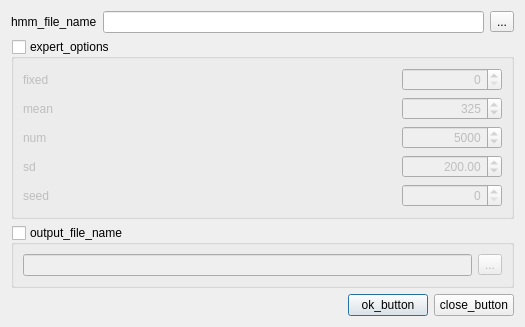
Old version of the form src/plugins_3rdparty/hmm2/src/u_calibrate/ui/HMMCalibrateDialog.ui in the repository dualword/ugene-qt4.
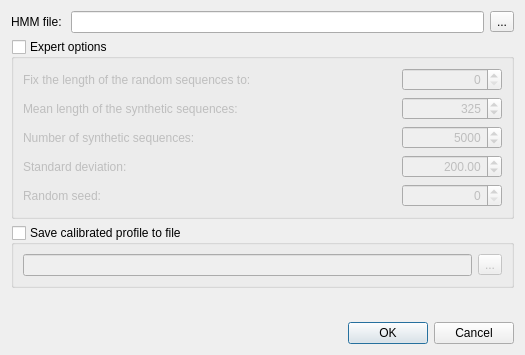
New version of the form.

What changed in the file:
```diff
--- a/src/plugins_3rdparty/hmm2/src/u_calibrate/ui/HMMCalibrateDialog.ui
+++ b/src/plugins_3rdparty/hmm2/src/u_calibrate/ui/HMMCalibrateDialog.ui
@@ -1,12 +1,12 @@
 <ui version="4.0" >
  <class>HMMCalibrateDialog</class>
- <widget class="QDialog" name="HMMCalibrateDialog" >
-  <property name="geometry" >
+ <widget class="QDialog" name="HMMCalibrateDialog">
+  <property name="geometry">
    <rect>
     <x>0</x>
     <y>0</y>
     <width>525</width>
-    <height>314</height>
+    <height>333</height>
    </rect>
   </property>
   <property name="windowTitle" >
@@ -16,9 +16,9 @@
    <item>
     <layout class="QHBoxLayout" name="horizontalLayout" >
      <item>
-      <widget class="QLabel" name="label" >
-       <property name="text" >
-        <string>hmm_file_name</string>
+      <widget class="QLabel" name="label">
+       <property name="text">
+        <string>HMM file: </string>
        </property>
       </widget>
      </item>
@@ -35,9 +35,9 @@
     </layout>
    </item>
    <item>
-    <widget class="QGroupBox" name="expertGroupBox" >
-     <property name="title" >
-      <string>expert_options</string>
+    <widget class="QGroupBox" name="expertGroupBox">
+     <property name="title">
+      <string>Expert options</string>
      </property>
      <property name="checkable" >
       <bool>true</bool>
@@ -51,14 +51,8 @@
         <property name="toolTip" >
          <string>fixed_tip</string>
         </property>
-        <property name="statusTip" >
-         <string>fixed_tip</string>
-        </property>
-        <property name="whatsThis" >
-         <string>fixed_tip</string>
-        </property>
-        <property name="text" >
-         <string>fixed</string>
+        <property name="text">
+         <string>Fix the length of the random sequences to:</string>
         </property>
        </widget>
       </item>
@@ -111,14 +105,8 @@
         <property name="toolTip" >
          <string>mean_tip</string>
         </property>
-        <property name="statusTip" >
-         <string>mean_tip</string>
-        </property>
-        <property name="whatsThis" >
-         <string>mean_tip</string>
-        </property>
-        <property name="text" >
-         <string>mean</string>
+        <property name="text">
+         <string>Mean length of the synthetic sequences:</string>
         </property>
        </widget>
       </item>
@@ -171,14 +159,8 @@
         <property name="toolTip" >
          <string>num_tip</string>
         </property>
-        <property name="statusTip" >
-         <string>num_tip</string>
-        </property>
-        <property name="whatsThis" >
-         <string>num_tip</string>
-        </property>
-        <property name="text" >
-         <string>num</string>
+        <property name="text">
+         <string>Number of synthetic sequences:</string>
         </property>
        </widget>
       </item>
@@ -231,14 +213,8 @@
         <property name="toolTip" >
          <string>sd_tip</string>
         </property>
-        <property name="statusTip" >
-         <string>sd_tip</string>
-        </property>
-        <property name="whatsThis" >
-         <string>sd_tip</string>
-        </property>
-        <property name="text" >
-         <string>sd</string>
+        <property name="text">
+         <string>Standard deviation:</string>
         </property>
        </widget>
       </item>
@@ -285,14 +261,8 @@
         <property name="toolTip" >
          <string>seed_tip</string>
         </property>
-        <property name="statusTip" >
-         <string>seed_tip</string>
-        </property>
-        <property name="whatsThis" >
-         <string>seed_tip</string>
-        </property>
-        <property name="text" >
-         <string>seed</string>
+        <property name="text">
+         <string>Random seed:</string>
         </property>
        </widget>
       </item>
@@ -332,9 +302,9 @@
     </widget>
    </item>
    <item>
-    <widget class="QGroupBox" name="outputGroupBox" >
-     <property name="title" >
-      <string>output_file_name</string>
+    <widget class="QGroupBox" name="outputGroupBox">
+     <property name="title">
+      <string>Save calibrated profile to file</string>
      </property>
      <property name="checkable" >
       <bool>true</bool>
@@ -401,22 +371,15 @@
        </property>
       </spacer>
      </item>
-     <item>
-      <widget class="QPushButton" name="okButton" >
-       <property name="text" >
-        <string>ok_button</string>
-       </property>
-      </widget>
-     </item>
-     <item>
-      <widget class="QPushButton" name="cancelButton" >
-       <property name="text" >
-        <string>close_button</string>
-       </property>
-      </widget>
-     </item>
     </layout>
    </item>
+   <item>
+    <widget class="QDialogButtonBox" name="buttonBox">
+     <property name="standardButtons">
+      <set>QDialogButtonBox::Cancel|QDialogButtonBox::Ok</set>
+     </property>
+    </widget>
+   </item>
   </layout>
  </widget>
  <resources/>
```
Left out of the diff: 285 changed lines with no effect on the pictures.
